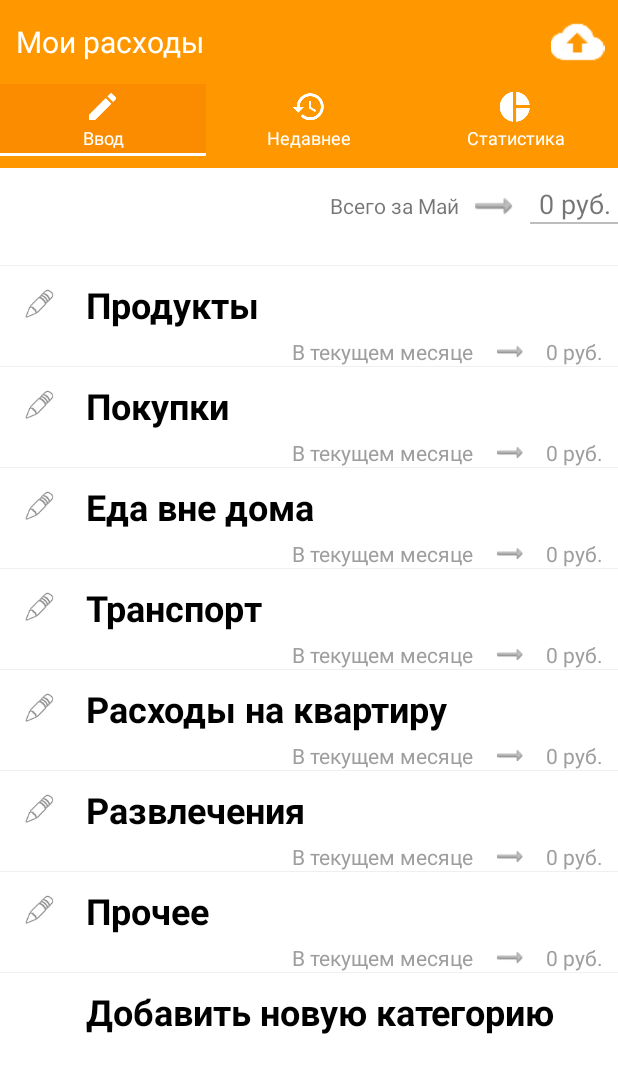
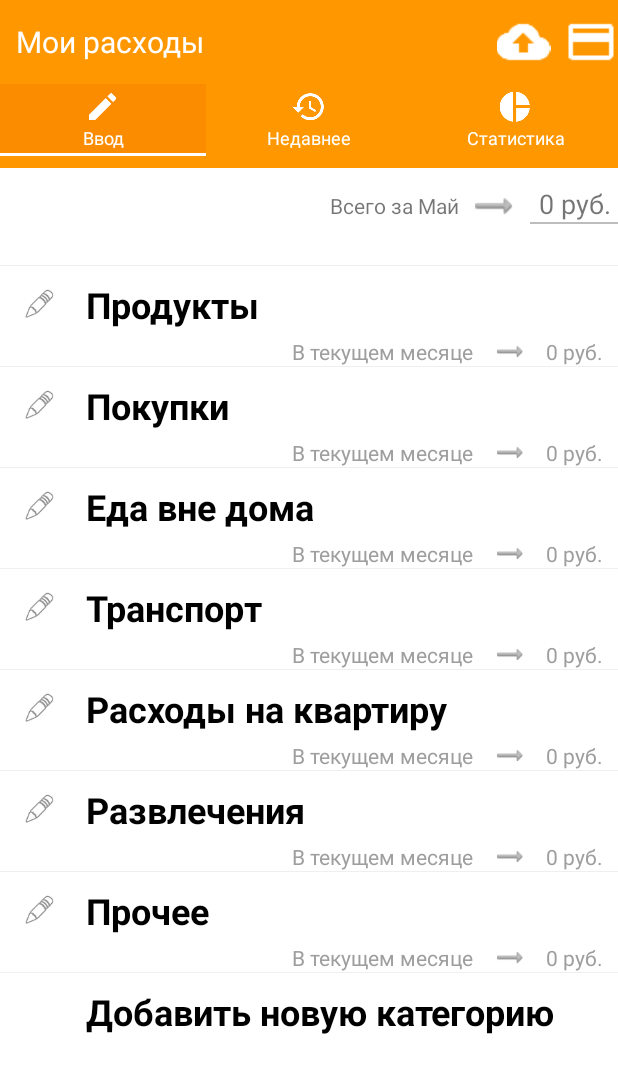
Before and after one commit to IncineratorG/ExpensesHome, an Android app: the screen it shows after launch (ActivityMainWithFragments), on a phone screen of 412 x 824 dp. Shown: the top 1073 px of the screen. Run offline under Robolectric (Android 15) with nearby library versions, the phone set to English and light mode, and no system bars.

Commit message:
Work in progress

```diff
--- a/app/src/main/java/com/costs/newcosts/ActivityMainWithFragments.java
+++ b/app/src/main/java/com/costs/newcosts/ActivityMainWithFragments.java
@@ -29,16 +29,16 @@ public class ActivityMainWithFragments extends AppCompatActivity {
         mainActivityTabLayout.setTabGravity(TabLayout.GRAVITY_FILL);
 
         // Переходим на экран чтения данных из СМС
-//        ImageView creditCardImageView = (ImageView) findViewById(R.id.activity_main_credit_card_imageview);
-//        creditCardImageView.setOnClickListener(new View.OnClickListener() {
-//            @Override
-//            public void onClick(View v) {
-//                System.out.println("READ_SMS_CLICK");
-//
-//                Intent smsExpensesReaderActivityIntent = new Intent(ActivityMainWithFragments.this, ActivitySmsExpensesReader.class);
-//                startActivity(smsExpensesReaderActivityIntent);
-//            }
-//        });
+        ImageView creditCardImageView = (ImageView) findViewById(R.id.activity_main_credit_card_imageview);
+        creditCardImageView.setOnClickListener(new View.OnClickListener() {
+            @Override
+            public void onClick(View v) {
+                System.out.println("READ_SMS_CLICK");
+
+                Intent smsExpensesReaderActivityIntent = new Intent(ActivityMainWithFragments.this, ActivitySmsExpensesReader.class);
+                startActivity(smsExpensesReaderActivityIntent);
+            }
+        });
 
         // Переходим на экран сохранение данных на Google Drive
         ImageView backupDataImageView = (ImageView) findViewById(R.id.activity_main_backup_data_imageview);
--- a/app/src/main/res/layout/activity_main_with_fragments.xml
+++ b/app/src/main/res/layout/activity_main_with_fragments.xml
@@ -36,18 +36,29 @@
             android:textSize="20sp"
             android:layout_alignBottom="@+id/activity_main_backup_data_imageview" />
 
-        <!--<ImageView-->
-            <!--app:srcCompat="@drawable/ic_credit_card_white_24dp"-->
-            <!--android:id="@+id/activity_main_credit_card_imageview"-->
-            <!--android:layout_gravity="end"-->
-            <!--android:background="@drawable/activity_input_data_buttons_style"-->
-            <!--android:clickable="true"-->
-            <!--android:layout_width="36dp"-->
-            <!--android:layout_height="36dp"-->
-            <!--android:layout_alignParentTop="true"-->
-            <!--android:layout_alignParentRight="true"-->
-            <!--android:layout_alignParentEnd="true" />-->
+        <ImageView
+            app:srcCompat="@drawable/ic_credit_card_white_24dp"
+            android:id="@+id/activity_main_credit_card_imageview"
+            android:layout_gravity="end"
+            android:background="@drawable/activity_input_data_buttons_style"
+            android:clickable="true"
+            android:layout_width="36dp"
+            android:layout_height="36dp"
+            android:layout_alignParentTop="true"
+            android:layout_alignParentRight="true"
+            android:layout_alignParentEnd="true" />
 
+        <ImageView
+            app:srcCompat="@drawable/ic_backup_white_24dp"
+            android:id="@+id/activity_main_backup_data_imageview"
+            android:layout_gravity="end"
+            android:background="@drawable/activity_input_data_buttons_style"
+            android:clickable="true"
+            android:layout_marginLeft="10dp"
+            android:layout_marginStart="10dp"
+            android:layout_toLeftOf="@+id/activity_main_credit_card_imageview"
+            android:layout_width="54dp"
+            android:layout_height="36dp" />
         <!--<ImageView-->
             <!--app:srcCompat="@drawable/ic_backup_white_24dp"-->
             <!--android:id="@+id/activity_main_backup_data_imageview"-->
@@ -56,21 +67,10 @@
             <!--android:clickable="true"-->
             <!--android:layout_marginLeft="10dp"-->
             <!--android:layout_marginStart="10dp"-->
-            <!--android:layout_toLeftOf="@+id/activity_main_credit_card_imageview"-->
+            <!--android:layout_alignParentEnd="true"-->
+            <!--android:layout_alignParentRight="true"-->
             <!--android:layout_width="54dp"-->
             <!--android:layout_height="36dp" />-->
-        <ImageView
-            app:srcCompat="@drawable/ic_backup_white_24dp"
-            android:id="@+id/activity_main_backup_data_imageview"
-            android:layout_gravity="end"
-            android:background="@drawable/activity_input_data_buttons_style"
-            android:clickable="true"
-            android:layout_marginLeft="10dp"
-            android:layout_marginStart="10dp"
-            android:layout_alignParentEnd="true"
-            android:layout_alignParentRight="true"
-            android:layout_width="54dp"
-            android:layout_height="36dp" />
 
     </RelativeLayout>
 
--- a/build.gradle
+++ b/build.gradle
@@ -7,9 +7,10 @@ buildscript {
             url 'https://maven.google.com/'
             name 'Google'
         }
+        google()
     }
     dependencies {
-        classpath 'com.android.tools.build:gradle:3.0.1'
+        classpath 'com.android.tools.build:gradle:3.1.2'
 
         // NOTE: Do not place your application dependencies here; they belong
         // in the individual module build.gradle files
```
Also changed, not shown: app/src/main/java/com/costs/newcosts/ActivitySmsExpensesReader.java (+112 -1 lines), app/src/main/java/com/costs/newcosts/MainActivity.java (deleted, +0 -13 lines), app/src/main/res/layout/activity_main.xml (deleted, +0 -10 lines), gradle/wrapper/gradle-wrapper.properties.
